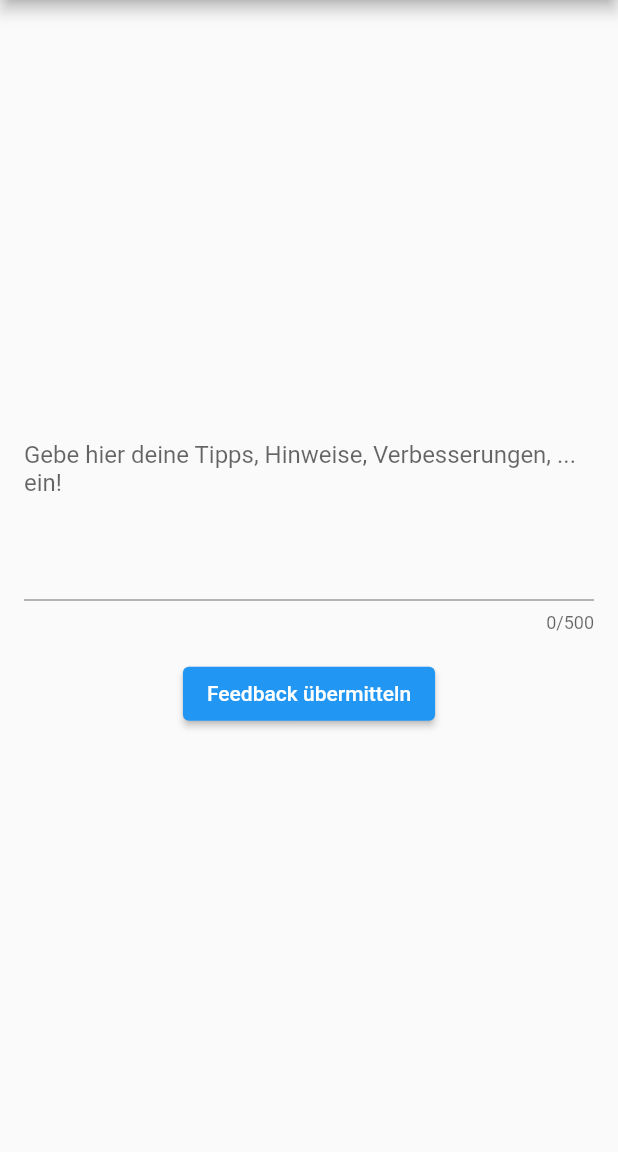
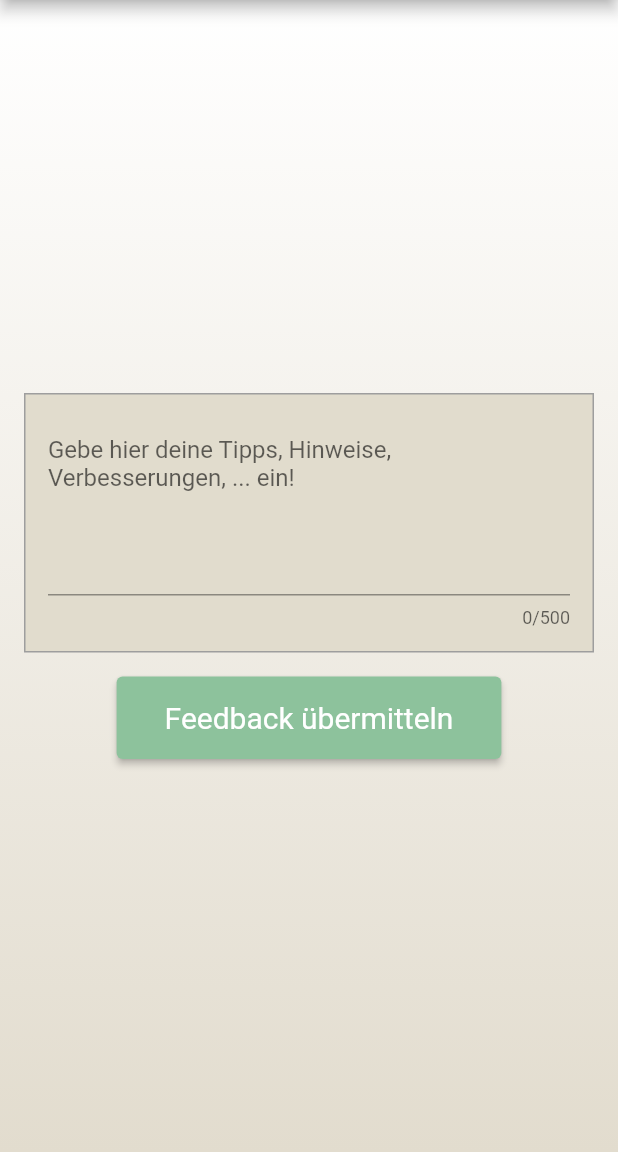
Before and after one commit to tenbuschs/tenki, a Flutter app: the Feedback screen opened directly, on a phone screen of 412 x 824 dp, the part 84-1236 px from its top. Run offline on Flutter 3.47's test engine with Material 2 defaults, Android fonts, the phone set to English and light mode, and no system bars; our stand-ins replace camera, cloud_firestore, firebase_auth, firebase_core; missing offline and left inert: flutter_barcode_scanner; accounts and stored records are empty; Roboto replaces fonts that are missing (Pontana Sans).

Commit message:
Design feedback page

```diff
--- a/lib/feedback_page.dart
+++ b/lib/feedback_page.dart
@@ -17,22 +17,49 @@ class _FeedbackState extends State<Feedback> {
   Widget build(BuildContext context) {
     return Scaffold(
       appBar: AppBars.dropdownAppBar("Feedback", context),
-      body: Padding(
+      body: Container(
+        decoration: const BoxDecoration(
+          gradient: LinearGradient(
+              colors: [Color(0xFFE2DCCE), Color(0xFFFFFFFF)],
+              begin: Alignment.bottomCenter,
+              end: Alignment.topCenter,
+              tileMode: TileMode.clamp),
+        ),
         padding: const EdgeInsets.all(16.0),
         child: Column(
           mainAxisAlignment: MainAxisAlignment.center,
           children: [
-            TextField(
-              controller: _textController,
-              maxLines: 5,
-              maxLength: 500,
-              decoration: const InputDecoration(
-                hintText: 'Gebe hier deine Tipps, Hinweise, Verbesserungen, ... ein!',
+            Container(
+              decoration: BoxDecoration(
+                color: TenkiColor3(),
+                border: Border.all(color: Colors.grey)
               ),
+              padding: const EdgeInsets.all(15),
+              child: TextField(
+                controller: _textController,
+                maxLines: 5,
+                maxLength: 500,
+                cursorColor: TenkiColor1(),
+                decoration: InputDecoration(
+                  hintText: 'Gebe hier deine Tipps, Hinweise, Verbesserungen, ... ein!',
+                  focusedBorder: UnderlineInputBorder(
+                    borderSide: BorderSide(color: TenkiColor1(), width: 2),
+                ),
+              ),
+            ),
             ),
             const SizedBox(height: 16),
             ElevatedButton(
               onPressed: () => onSubmit(),
+              style: ElevatedButton.styleFrom(
+                backgroundColor: TenkiColor1(),
+                padding: const EdgeInsets.symmetric(horizontal: 32, vertical: 16),
+                textStyle: TextStyle(
+                  fontSize: 20,
+                  fontFamily: 'Pontana Sans',
+                  color: TenkiColor1(),
+                ),
+              ),
               child: const Text('Feedback übermitteln'),
             ),
           ],
```
